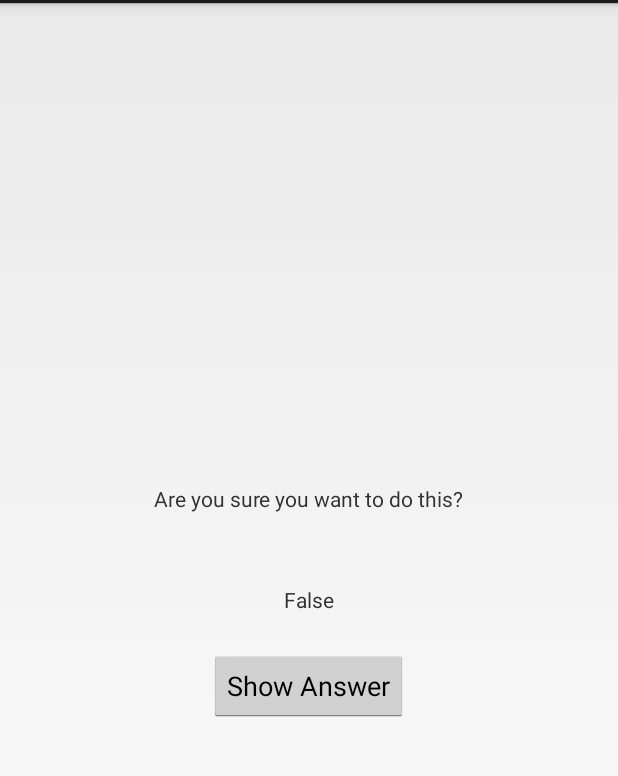
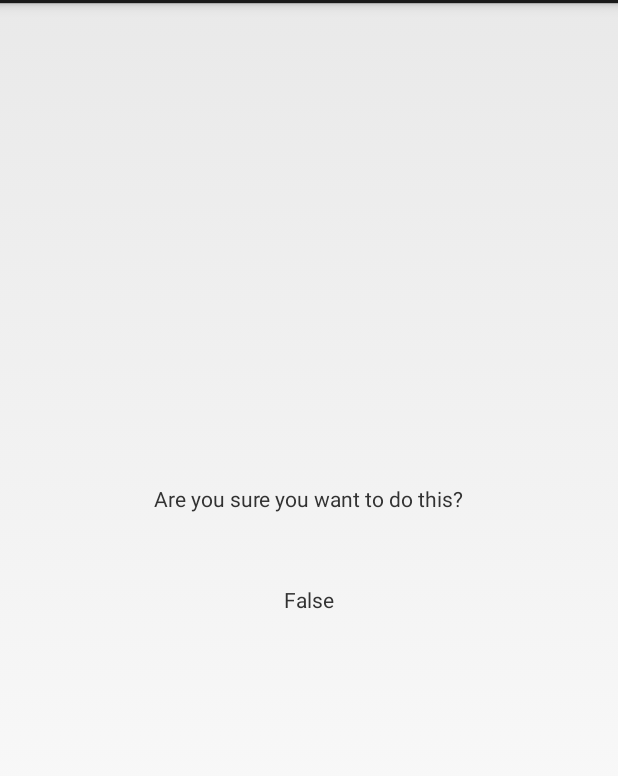
Before and after one commit to JosephEngel/bignerdranch, an Android app: the CheatActivity screen opened directly, with no data from a screen before it, after a tap on "Show Answer", on a phone screen of 412 x 824 dp, the part 69-845 px from its top. Run offline under Robolectric (Android 15) with nearby library versions, the phone set to English and light mode, and no system bars.

Commit message:
Add files via upload
Ch. 7 Complete.

```diff
--- a/src/main/java/com/bignerdranch/android/geoquiz/CheatActivity.java
+++ b/src/main/java/com/bignerdranch/android/geoquiz/CheatActivity.java
@@ -1,10 +1,15 @@
 package com.bignerdranch.android.geoquiz;
 
+import android.animation.Animator;
+import android.animation.AnimatorListenerAdapter;
 import android.app.Activity;
 import android.content.Context;
 import android.content.Intent;
+import android.graphics.drawable.Animatable;
+import android.os.Build;
 import android.os.Bundle;
 import android.view.View;
+import android.view.ViewAnimationUtils;
 import android.widget.Button;
 import android.widget.TextView;
 
@@ -48,6 +53,8 @@ public class CheatActivity extends Activity {
                     mAnswerTextView.setText(R.string.false_button);
                 }
                 setAnswerShownResult(true);
+
+                mShowAnswer.setVisibility((View.INVISIBLE));
             }
         });
     }
```
